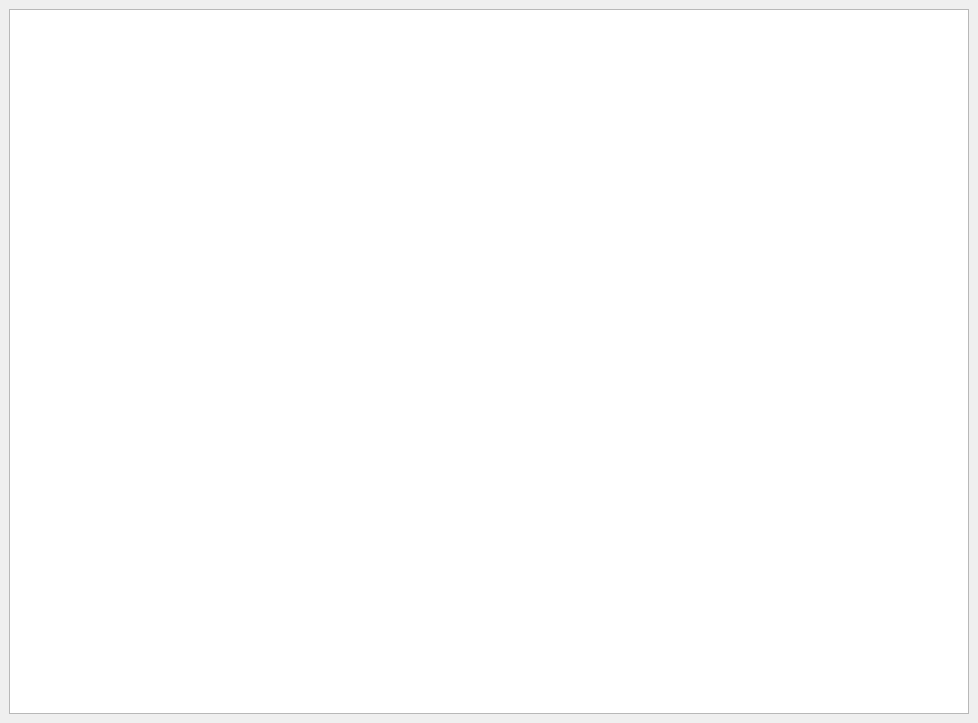
Old version of the form resources/views/MainWindow.ui in the repository namuan/task-rider.
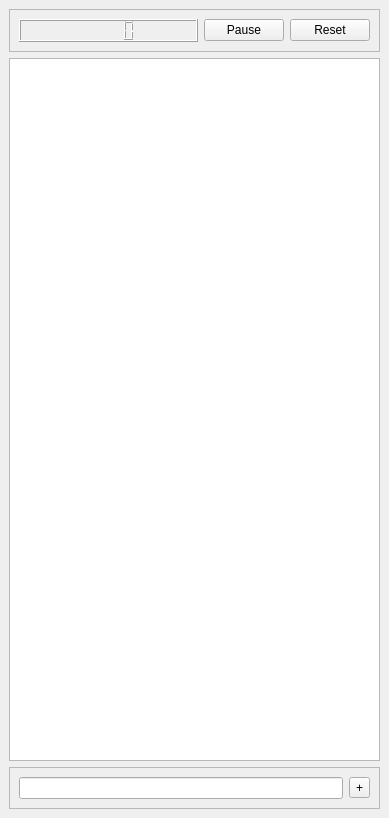
New version of the form.

Commit message: Add application layout

Diff of the .ui file:
```diff
--- a/resources/views/MainWindow.ui
+++ b/resources/views/MainWindow.ui
@@ -6,23 +6,74 @@
    <rect>
     <x>0</x>
     <y>0</y>
-    <width>978</width>
-    <height>723</height>
+    <width>389</width>
+    <height>818</height>
    </rect>
   </property>
   <property name="windowTitle">
    <string>TaskRider</string>
   </property>
   <widget class="QWidget" name="centralwidget">
-   <layout class="QHBoxLayout" name="horizontalLayout">
+   <layout class="QVBoxLayout" name="verticalLayout">
     <item>
-     <widget class="QPlainTextEdit" name="txt_scratch_pad">
-      <property name="plainText">
-       <string/>
+     <widget class="QFrame" name="frame_2">
+      <property name="frameShape">
+       <enum>QFrame::StyledPanel</enum>
       </property>
-      <property name="placeholderText">
-       <string>Scratch Pad ...</string>
+      <property name="frameShadow">
+       <enum>QFrame::Raised</enum>
       </property>
+      <layout class="QHBoxLayout" name="horizontalLayout">
+       <item>
+        <widget class="QLCDNumber" name="lblTimer">
+         <property name="sizePolicy">
+          <sizepolicy hsizetype="Minimum" vsizetype="Minimum">
+           <horstretch>1</horstretch>
+           <verstretch>0</verstretch>
+          </sizepolicy>
+         </property>
+        </widget>
+       </item>
+       <item>
+        <widget class="QPushButton" name="btnPause">
+         <property name="text">
+          <string>Pause</string>
+         </property>
+        </widget>
+       </item>
+       <item>
+        <widget class="QPushButton" name="btnReset">
+         <property name="text">
+          <string>Reset</string>
+         </property>
+        </widget>
+       </item>
+      </layout>
+     </widget>
+    </item>
+    <item>
+     <widget class="QListWidget" name="lstTasks"/>
+    </item>
+    <item>
+     <widget class="QFrame" name="frame">
+      <property name="frameShape">
+       <enum>QFrame::StyledPanel</enum>
+      </property>
+      <property name="frameShadow">
+       <enum>QFrame::Raised</enum>
+      </property>
+      <layout class="QHBoxLayout" name="horizontalLayout_2">
+       <item>
+        <widget class="QLineEdit" name="txtNewTask"/>
+       </item>
+       <item>
+        <widget class="QToolButton" name="btnAddTask">
+         <property name="text">
+          <string>+</string>
+         </property>
+        </widget>
+       </item>
+      </layout>
      </widget>
     </item>
    </layout>
```
The commit also changes 4 other files.
